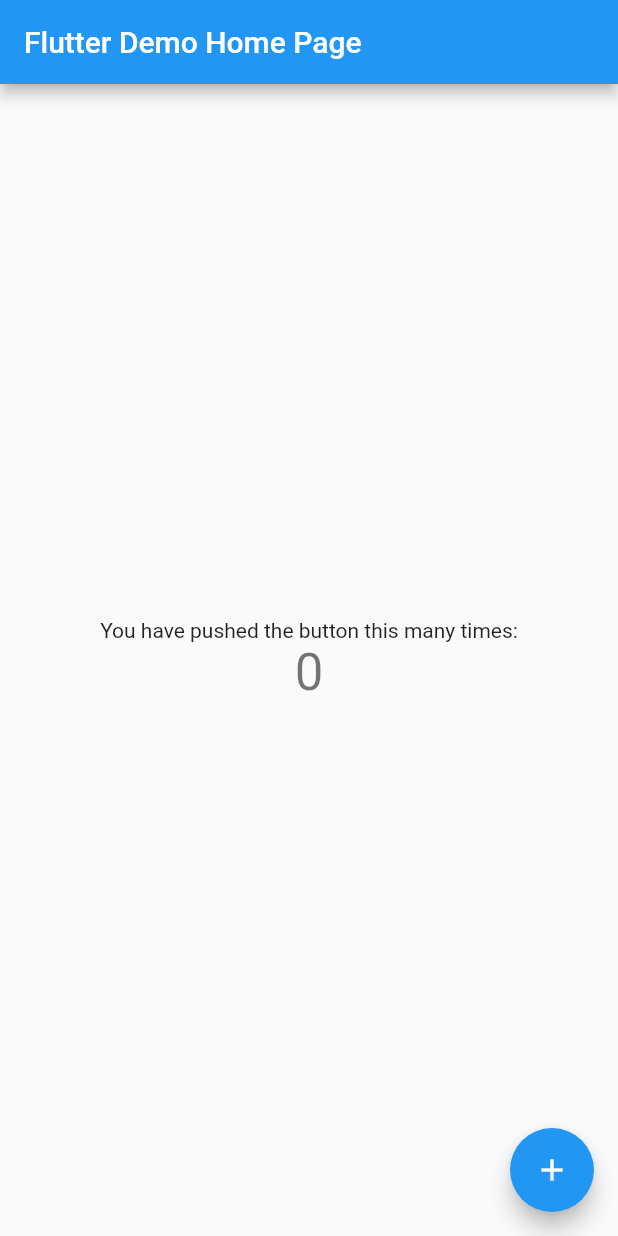
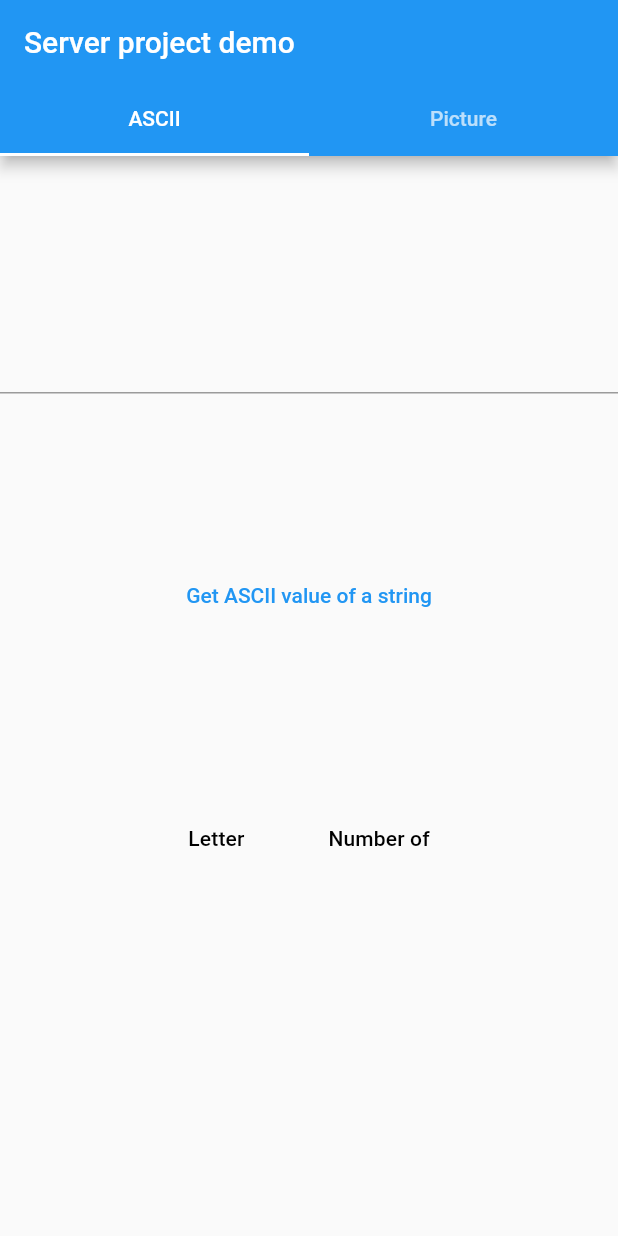
Before and after one commit to Jaamies97/ASCII, a Flutter app: the screen it shows after launch, on a phone screen of 412 x 824 dp. Run offline on Flutter 3.47's test engine with Material 2 defaults, Android fonts, the phone set to English and light mode, and no system bars.

Commit message:
ASCII toimii, mut täydennetään taulukkoa vielä

```diff
--- /dev/null
+++ b/lib/asciicalculator.dart
@@ -0,0 +1,78 @@
+import 'dart:convert';
+
+import 'package:flutter/cupertino.dart';
+import 'package:flutter/material.dart';
+
+import 'getdictionary.dart';
+
+class asciihome extends StatefulWidget {
+
+  @override
+  _asciihomeState createState() => _asciihomeState();
+}
+
+class _asciihomeState extends State<asciihome> {
+  String url = '';
+  var dictionary;
+  String sum = '';
+  late Map alphabet;
+
+  int i = 1;
+
+  @override
+  Widget build(BuildContext context) {
+    return Column(
+      mainAxisAlignment: MainAxisAlignment.spaceEvenly,
+      children: [
+        TextField(
+          onChanged: (value){
+            url = "http://127.0.0.1:5000/axel?query=" + value.toString();
+          },
+        ),
+        TextButton(
+            onPressed: ()async{
+              dictionary = await fetchdata(url);
+              var decoded = jsonDecode(dictionary);
+              setState((){
+                var tableOfKeys = [];
+                var tableOfValues = [];
+                sum = decoded["1"];
+                print(sum.toString());
+                alphabet = decoded["2"];
+                print(alphabet);
+                alphabet.keys.forEach((key) {
+                  tableOfKeys.add(key);
+                });
+                alphabet.values.forEach((value) {
+                  tableOfValues.add(value);
+                });
+                print(tableOfKeys);
+                print(tableOfValues);
+              });
+            },
+            child: const Text("Get ASCII value of a string")
+        ),
+        DataTable(
+          columns: const [
+            DataColumn(label: Text("Letter")),
+            DataColumn(label: Text("Number of")),
+          ],
+          rows: [
+
+          ]
+        ),
+        Text(sum),
+      ],
+    );
+  }
+}
+
+class AlphabetList{
+  late String letter;
+  late int number;
+  AlphabetList({required this.letter, required this.number});
+  @override
+  String toString() {
+    return '{$letter, $number}';
+  }
+}
--- /dev/null
+++ b/lib/getdictionary.dart
@@ -0,0 +1,10 @@
+import 'package:http/http.dart' as http;
+
+fetchdata(String url)async{
+  http.Response response = await http.get(Uri.parse(url),
+  headers: {
+    "Accept": "application/json",
+    "Access-Control-Allow-Origin": "*"
+  });
+  return response.body;
+}
--- a/lib/main.dart
+++ b/lib/main.dart
@@ -1,115 +1,45 @@
 import 'package:flutter/material.dart';
 
+import 'asciicalculator.dart';
+
 void main() {
-  runApp(const MyApp());
+  runApp(MyApp());
 }
 
 class MyApp extends StatelessWidget {
-  const MyApp({Key? key}) : super(key: key);
 
   // This widget is the root of your application.
   @override
   Widget build(BuildContext context) {
     return MaterialApp(
-      title: 'Flutter Demo',
+      title: 'Axel\'s server demo',
       theme: ThemeData(
-        // This is the theme of your application.
-        //
-        // Try running your application with "flutter run". You'll see the
-        // application has a blue toolbar. Then, without quitting the app, try
-        // changing the primarySwatch below to Colors.green and then invoke
-        // "hot reload" (press "r" in the console where you ran "flutter run",
-        // or simply save your changes to "hot reload" in a Flutter IDE).
-        // Notice that the counter didn't reset back to zero; the application
-        // is not restarted.
         primarySwatch: Colors.blue,
       ),
-      home: const MyHomePage(title: 'Flutter Demo Home Page'),
-    );
-  }
-}
-
-class MyHomePage extends StatefulWidget {
-  const MyHomePage({Key? key, required this.title}) : super(key: key);
-
-  // This widget is the home page of your application. It is stateful, meaning
-  // that it has a State object (defined below) that contains fields that affect
-  // how it looks.
-
-  // This class is the configuration for the state. It holds the values (in this
-  // case the title) provided by the parent (in this case the App widget) and
-  // used by the build method of the State. Fields in a Widget subclass are
-  // always marked "final".
-
-  final String title;
-
-  @override
-  State<MyHomePage> createState() => _MyHomePageState();
-}
-
-class _MyHomePageState extends State<MyHomePage> {
-  int _counter = 0;
-
-  void _incrementCounter() {
-    setState(() {
-      // This call to setState tells the Flutter framework that something has
-      // changed in this State, which causes it to rerun the build method below
-      // so that the display can reflect the updated values. If we changed
-      // _counter without calling setState(), then the build method would not be
-      // called again, and so nothing would appear to happen.
-      _counter++;
-    });
-  }
-
-  @override
-  Widget build(BuildContext context) {
-    // This method is rerun every time setState is called, for instance as done
-    // by the _incrementCounter method above.
-    //
-    // The Flutter framework has been optimized to make rerunning build methods
-    // fast, so that you can just rebuild anything that needs updating rather
-    // than having to individually change instances of widgets.
-    return Scaffold(
+      home: DefaultTabController(
+        length: 2,
+        child: Scaffold(
           appBar: AppBar(
-        // Here we take the value from the MyHomePage object that was created by
-        // the App.build method, and use it to set our appbar title.
-        title: Text(widget.title),
+            bottom: const TabBar(
+                tabs: [
+                  Tab(text: "ASCII",),
+                  Tab(text: "Picture",),
+                ],
             ),
-      body: Center(
-        // Center is a layout widget. It takes a single child and positions it
-        // in the middle of the parent.
-        child: Column(
-          // Column is also a layout widget. It takes a list of children and
-          // arranges them vertically. By default, it sizes itself to fit its
-          // children horizontally, and tries to be as tall as its parent.
-          //
-          // Invoke "debug painting" (press "p" in the console, choose the
-          // "Toggle Debug Paint" action from the Flutter Inspector in Android
-          // Studio, or the "Toggle Debug Paint" command in Visual Studio Code)
-          // to see the wireframe for each widget.
-          //
-          // Column has various properties to control how it sizes itself and
-          // how it positions its children. Here we use mainAxisAlignment to
-          // center the children vertically; the main axis here is the vertical
-          // axis because Columns are vertical (the cross axis would be
-          // horizontal).
-          mainAxisAlignment: MainAxisAlignment.center,
-          children: <Widget>[
-            const Text(
-              'You have pushed the button this many times:',
+            title: const Text("Server project demo"),
           ),
-            Text(
-              '$_counter',
-              style: Theme.of(context).textTheme.headline4,
+          body: TabBarView(
+              children: [
+                Center(
+                  child: asciihome(),
+                ),
+                const Center(
+                  child: Text("Hi"),
                 ),
               ],
           ),
         ),
-      floatingActionButton: FloatingActionButton(
-        onPressed: _incrementCounter,
-        tooltip: 'Increment',
-        child: const Icon(Icons.add),
-      ), // This trailing comma makes auto-formatting nicer for build methods.
+      ),
     );
   }
 }
```
Also changed, not shown: 1 other file. Lines whose indentation alone changed are shown as unchanged.
